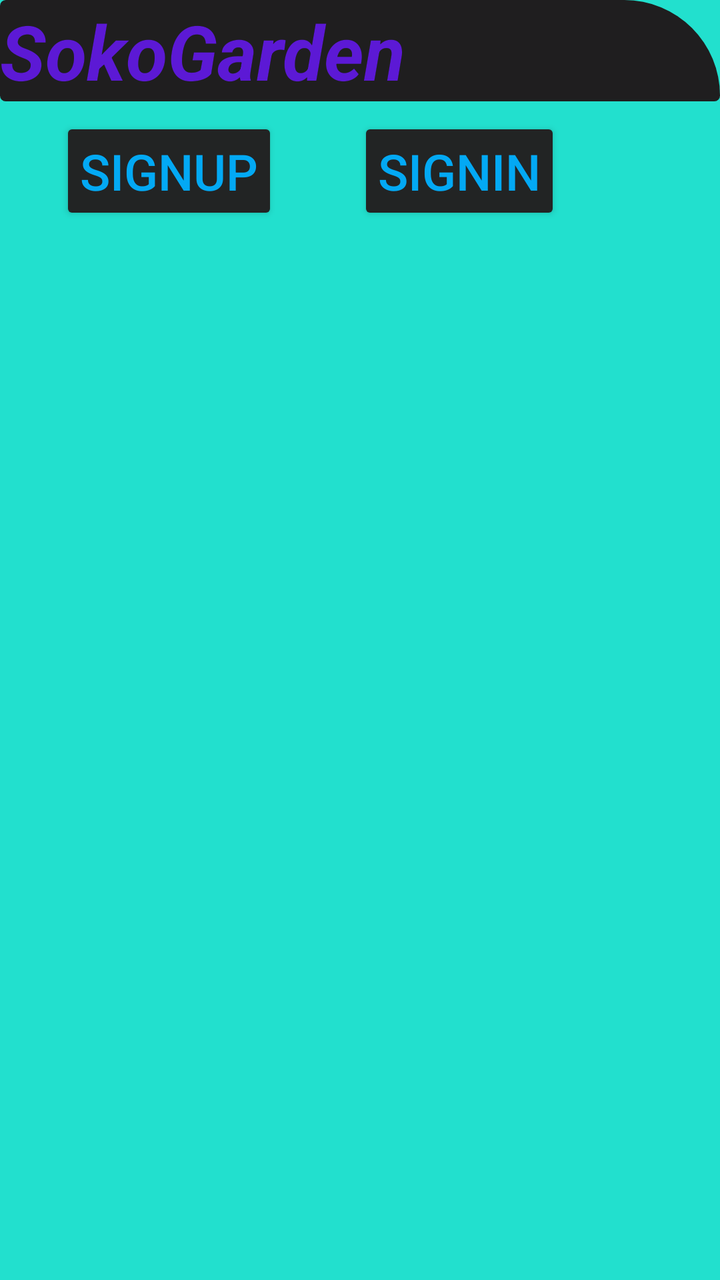
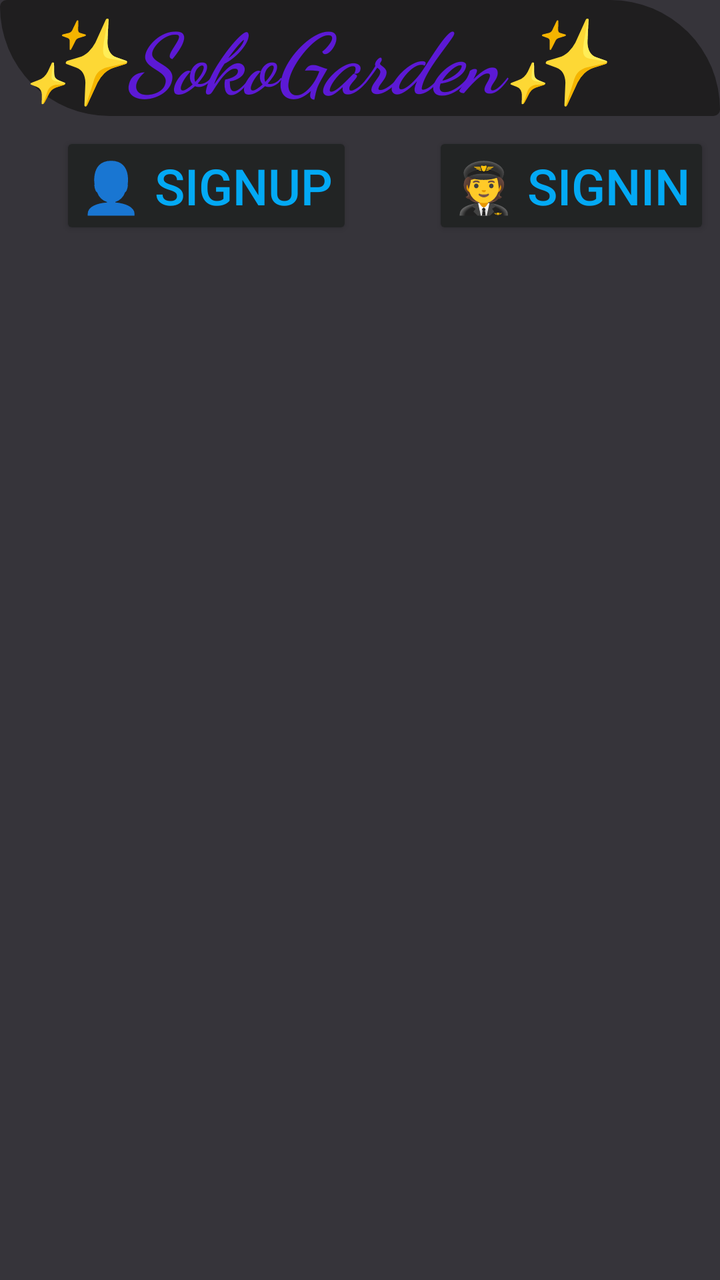

Before-and-after screenshots of an Android layout around one commit, followed by the original layout XML and the change that was made.
<!-- AndroidManifest.xml: application theme Theme.Sokogarden -->
<!-- res/layout/activity_main.xml -->
<?xml version="1.0" encoding="utf-8"?>
<LinearLayout
    xmlns:android="http://schemas.android.com/apk/res/android"
    xmlns:app="http://schemas.android.com/apk/res-auto"
    xmlns:tools="http://schemas.android.com/tools"
    android:id="@+id/main"
    android:orientation="vertical"
    android:layout_width="match_parent"
    android:background="#22E0CE"
    android:layout_height="match_parent"
    tools:context=".MainActivity">

    <TextView
        android:layout_width="match_parent"
        android:layout_height="wrap_content"
        android:text="SokoGarden"
        android:textSize="38sp"
        android:textAlignment="center"
        android:background="@drawable/shape"

        android:textStyle="italic|bold"
        android:textColor="#5C19D5"/>

    <LinearLayout
        android:layout_width="match_parent"
        android:layout_height="wrap_content"
        android:orientation="horizontal">

        <Button
            android:layout_width="wrap_content"
            android:layout_height="wrap_content"
            android:layout_marginLeft="30dp"
            android:layout_marginTop="8dp"
            android:padding="10dp"
            android:text="SIGNUP"
            android:textColor="#03A9F4"
            android:textSize="25sp"
            android:backgroundTint="#222424"
            android:id="@+id/signupBtn"/>


        <Button
            android:layout_width="wrap_content"
            android:layout_height="wrap_content"
            android:layout_marginLeft="40dp"
            android:layout_marginTop="8dp"
            android:padding="10dp"
            android:text="SIGNIN"
            android:textColor="#03A9F4"
            android:textSize="25sp"
            android:backgroundTint="#222424"
            android:id="@+id/signinBtn"/>
    </LinearLayout>

</LinearLayout>
<!-- resources referenced by this layout -->
<resources>
  <!-- drawable shape (drawable) -->
  <?xml version="1.0" encoding="utf-8"?>
      <shape xmlns:android="http://schemas.android.com/apk/res/android">
          <solid
              android:color="#1F1E1F"/>
          <corners
              android:topRightRadius="500dp"
  
              android:radius="30dp"
  
              />
      </shape>
  <style name="Theme.Sokogarden" parent="Base.Theme.Sokogarden" />
  <style name="Base.Theme.Sokogarden" parent="Theme.Material3.DayNight.NoActionBar">
          
          
      </style>
</resources>

<!-- the commit's change to res/layout/activity_main.xml (unified diff, before → after) -->
@@ -6,15 +6,16 @@
     android:id="@+id/main"
     android:orientation="vertical"
     android:layout_width="match_parent"
-    android:background="#22E0CE"
+    android:background="#36343A"
     android:layout_height="match_parent"
     tools:context=".MainActivity">
 
     <TextView
         android:layout_width="match_parent"
         android:layout_height="wrap_content"
-        android:text="SokoGarden"
-        android:textSize="38sp"
+        android:text=" ✨SokoGarden✨ "
+        android:fontFamily="cursive"
+        android:textSize="42sp"
         android:textAlignment="center"
         android:background="@drawable/shape"
 
@@ -32,7 +33,7 @@
             android:layout_marginLeft="30dp"
             android:layout_marginTop="8dp"
             android:padding="10dp"
-            android:text="SIGNUP"
+            android:text="👤 SIGNUP"
             android:textColor="#03A9F4"
             android:textSize="25sp"
             android:backgroundTint="#222424"
@@ -45,7 +46,7 @@
             android:layout_marginLeft="40dp"
             android:layout_marginTop="8dp"
             android:padding="10dp"
-            android:text="SIGNIN"
+            android:text="🧑‍✈️ SIGNIN"
             android:textColor="#03A9F4"
             android:textSize="25sp"
             android:backgroundTint="#222424"
<!-- resource entries referenced after the edit -->
@@ -7,9 +7,9 @@
               android:color="#1F1E1F"/>
           <corners
               android:topRightRadius="500dp"
+              android:bottomLeftRadius="500dp"
   
               android:radius="30dp"
-  
               />
       </shape>
   <style name="Theme.Sokogarden" parent="Base.Theme.Sokogarden" />
